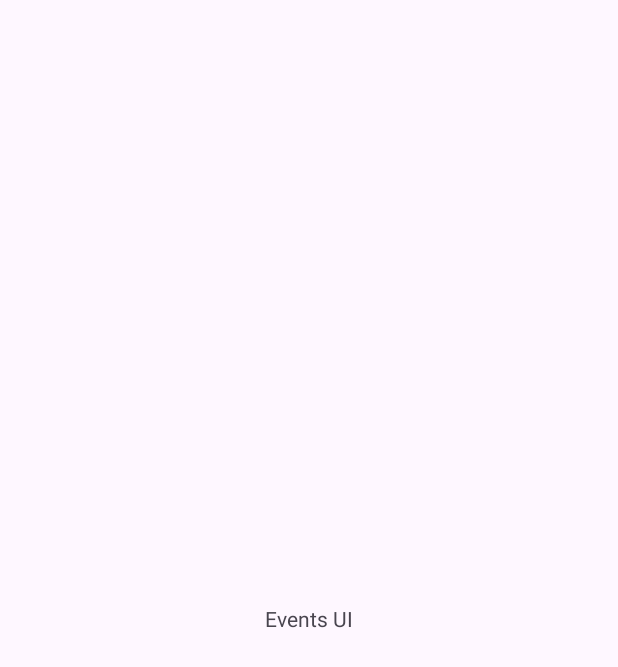
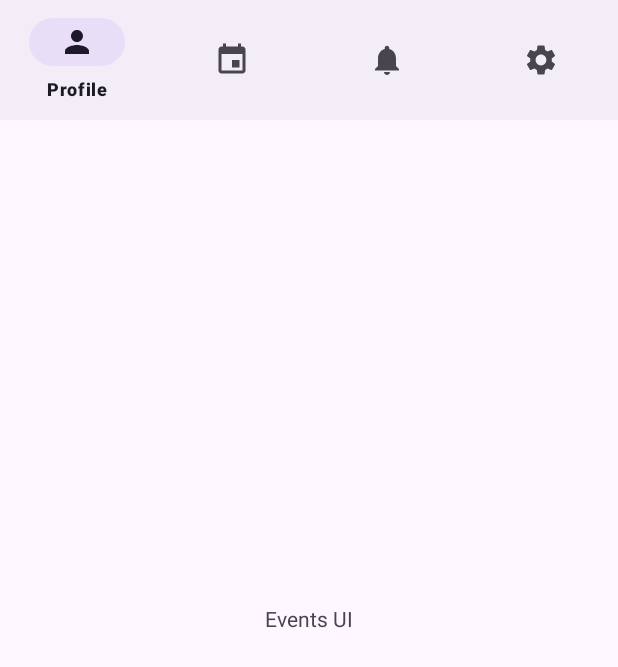
Before and after one commit to CMPUT301F25gamble/gamble-events, an Android app: the ContentActivity screen opened directly, with no data from a screen before it, on a phone screen of 412 x 824 dp. Before the commit the part shown is almost empty. Shown: the top 667 px of the screen. Run offline under Robolectric (Android 15) with nearby library versions, the phone set to English and light mode, and no system bars.

Commit message:
Added bottom navigation menu to content activity

```diff
--- a/EventLotterySystemApplication/app/src/main/java/com/example/eventlotterysystemapplication/FirstTimeUserInfoFragment.java
+++ b/EventLotterySystemApplication/app/src/main/java/com/example/eventlotterysystemapplication/FirstTimeUserInfoFragment.java
@@ -29,12 +29,13 @@ public class FirstTimeUserInfoFragment extends Fragment {
     public void onViewCreated(@NonNull View view, Bundle savedInstanceState) {
         super.onViewCreated(view, savedInstanceState);
 
-        // Add cancel button functionality
+        // Cancel button to go back to previous register screen
         binding.registerCancelButton.setOnClickListener(v -> {
             NavHostFragment.findNavController(FirstTimeUserInfoFragment.this)
                     .navigate(R.id.action_first_time_user_info_fragment_to_register_screen_fragment);
         });
 
+        // Confirm button to get user inputs and move to content activity
         binding.registerConfirmButton.setOnClickListener(v -> {
             // Get user input from text fields
             // Todo: add functionality for using these values to create a new account
@@ -45,7 +46,7 @@ public class FirstTimeUserInfoFragment extends Fragment {
             // Create new intent
             Intent nextActivityIntent = new Intent(getActivity(), ContentActivity.class);
             startActivity(nextActivityIntent);
-            Objects.requireNonNull(getActivity()).finish();
+            Objects.requireNonNull(getActivity()).finish();  // finish the activity to free memory
         });
     }
 }
--- a/EventLotterySystemApplication/app/src/main/res/layout/activity_content.xml
+++ b/EventLotterySystemApplication/app/src/main/res/layout/activity_content.xml
@@ -18,12 +18,14 @@
 
     </androidx.fragment.app.FragmentContainerView>
 
-    <!--For displaying menus/fragments-->
-    <androidx.fragment.app.FragmentContainerView
-        android:id="@+id/content_fragment_container"
+    <!--Bottom navigation menu-->
+    <com.google.android.material.bottomnavigation.BottomNavigationView
+        android:id="@+id/bottom_nav_menu"
         android:layout_width="match_parent"
         android:layout_height="wrap_content"
-        app:layout_constraintBottom_toBottomOf="parent">
+        app:menu="@menu/bottom_navigation_menu">
 
-    </androidx.fragment.app.FragmentContainerView>
+    </com.google.android.material.bottomnavigation.BottomNavigationView>
+
+
 </androidx.constraintlayout.widget.ConstraintLayout>
```
Also changed, not shown: EventLotterySystemApplication/app/src/main/java/com/example/eventlotterysystemapplication/MainActivity.java (+0 -13 lines).
